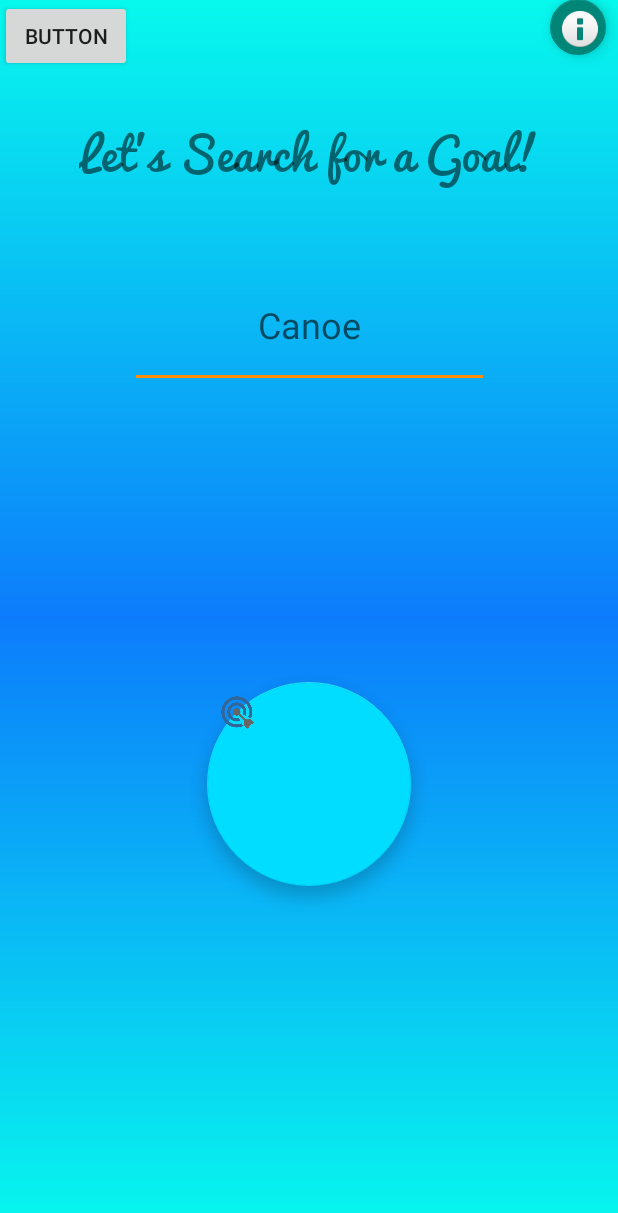
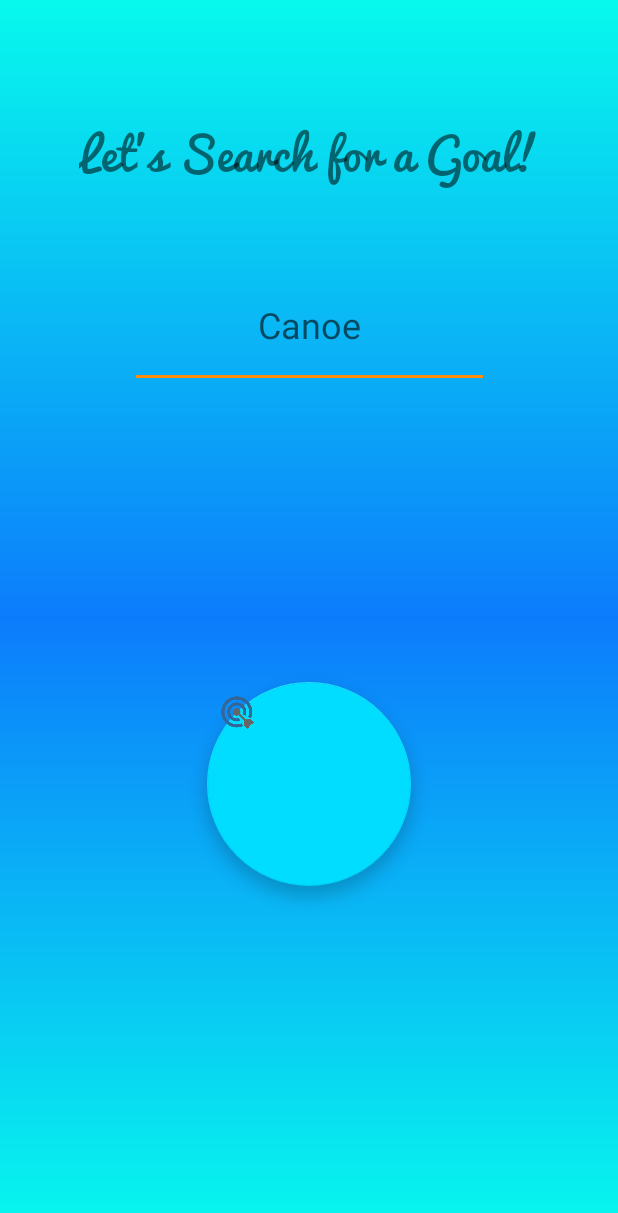
Before and after one commit to ChanceMagno/Quibit-android, an Android app: the MainActivity screen opened directly, with no data from a screen before it, on a phone screen of 412 x 824 dp. Shown: the top 1213 px of the screen. Run offline under Robolectric (Android 15) with nearby library versions, the phone set to English and light mode, and no system bars; our stand-ins replace ButterKnife, Firebase (no records; nobody signed in at launch, a user with empty details on screens opened directly).

Commit message:
fix addquibit form

```diff
--- a/app/src/main/AndroidManifest.xml
+++ b/app/src/main/AndroidManifest.xml
@@ -29,7 +29,9 @@
                 android:name="android.support.PARENT_ACTIVITY"
                 android:value="com.epicodus.quibit.ui.ItemDetailActivity" />
         </activity>
-        <activity android:name=".ui.ItemDetailActivity">
+        <activity android:name=".ui.ItemDetailActivity"
+            android:theme="@style/NoActionBarTheme">
+            >
             <meta-data
                 android:name="android.support.PARENT_ACTIVITY"
                 android:value="com.epicodus.quibit.ui.SearchGoalsActivity" />
--- a/app/src/main/java/com/epicodus/quibit/adapters/FirebaseQuibitsViewHolder.java
+++ b/app/src/main/java/com/epicodus/quibit/adapters/FirebaseQuibitsViewHolder.java
@@ -54,7 +54,7 @@ public class FirebaseQuibitsViewHolder extends RecyclerView.ViewHolder implement
         quibitItemTextView.setText(String.format("Skip %s Today!", quibit.getExchangeItem()));
         CardView mCardView = (CardView) mView.findViewById(R.id.cardView);
         TextView totalSavedTextView = (TextView) mView.findViewById(R.id.savedAmountTextView);
-        totalSavedTextView.setText(String.valueOf(quibit.getTotalQuibits()));
+        totalSavedTextView.setText(String.valueOf("$" + quibit.getTotalQuibits()));
     }
 
     @Override
--- a/app/src/main/java/com/epicodus/quibit/ui/MainActivity.java
+++ b/app/src/main/java/com/epicodus/quibit/ui/MainActivity.java
@@ -25,10 +25,7 @@ public class MainActivity extends AppCompatActivity implements View.OnClickListe
     @Bind(R.id.getStartedFloatingActionButton) FloatingActionButton mGetStartedFloatingActionButton;
     @Bind(R.id.getStartedText) TextView mGetStartedText;
     @Bind(R.id.goalSearch) EditText mGoalSearch;
-    @Bind(R.id.about) FloatingActionButton mAbout;
-    @Bind(R.id.logout)
 
-    Button mLogout;
     FirebaseAuth mAuth;
     FirebaseAuth.AuthStateListener mAuthListener;
 
@@ -57,7 +54,6 @@ public class MainActivity extends AppCompatActivity implements View.OnClickListe
 
         mGetStartedFloatingActionButton.setOnClickListener(this);
 
-        mLogout.setOnClickListener(this);
     }
 
 
@@ -78,11 +74,7 @@ public class MainActivity extends AppCompatActivity implements View.OnClickListe
                     startActivity(intent);
                 }
                 break;
-            case R.id.logout:
-                logout();
-                Intent intentNav = new Intent(MainActivity.this, HomeActivity.class);
-                startActivity(intentNav);
-                break;
+
         }
     }
 
--- a/app/src/main/res/layout/activity_main.xml
+++ b/app/src/main/res/layout/activity_main.xml
@@ -42,21 +42,6 @@
         app:layout_constraintLeft_toLeftOf="parent" />
 
     <android.support.design.widget.FloatingActionButton
-        android:id="@+id/about"
-        android:layout_width="43dp"
-        android:layout_height="37dp"
-        android:clickable="true"
-        app:fabSize="mini"
-        app:srcCompat="@android:drawable/ic_dialog_info"
-        app:layout_constraintTop_toTopOf="parent"
-        android:layout_marginTop="-1dp"
-        android:layout_marginRight="8dp"
-        app:layout_constraintRight_toRightOf="parent"
-        android:layout_marginLeft="8dp"
-        app:layout_constraintLeft_toLeftOf="parent"
-        app:layout_constraintHorizontal_bias="1.0" />
-
-    <android.support.design.widget.FloatingActionButton
         android:id="@+id/getStartedFloatingActionButton"
         android:layout_width="162dp"
         android:layout_height="136dp"
@@ -74,12 +59,4 @@
         app:layout_constraintVertical_bias="0.333"
         app:srcCompat="@drawable/quibit" />
 
-    <Button
-        android:id="@+id/logout"
-        android:layout_width="wrap_content"
-        android:layout_height="wrap_content"
-        android:text="Button"
-        tools:layout_editor_absoluteX="147dp"
-        tools:layout_editor_absoluteY="290dp" />
-
 </android.support.constraint.ConstraintLayout>
--- a/app/src/main/res/layout/activity_quibits_recyclerview.xml
+++ b/app/src/main/res/layout/activity_quibits_recyclerview.xml
@@ -39,7 +39,7 @@
             android:id="@+id/newQuibitFloatingActionButton"
             android:layout_width="75dp"
             android:layout_height="75dp"
-            android:layout_marginTop="2dp"
+            android:layout_marginTop="16dp"
             android:clickable="true"
             app:fabSize="mini"
             app:layout_constraintLeft_toLeftOf="parent"
--- a/app/src/main/res/layout/quibit_fragment.xml
+++ b/app/src/main/res/layout/quibit_fragment.xml
@@ -80,6 +80,9 @@
                 android:layout_marginTop="8dp"
                 android:elevation="1dp"
                 android:text="Total saved: "
+                android:textColor="@color/common_google_signin_btn_text_dark_focused"
+                android:textSize="18sp"
+                android:textStyle="bold"
                 app:layout_constraintBottom_toBottomOf="parent"
                 app:layout_constraintLeft_toLeftOf="parent"
                 app:layout_constraintTop_toBottomOf="@+id/quibitTextView" />
@@ -94,6 +97,8 @@
                 android:layout_marginStart="8dp"
                 android:elevation="1dp"
                 android:text="0"
+                android:textColor="@color/common_google_signin_btn_text_dark_focused"
+                android:textSize="18sp"
                 app:layout_constraintBaseline_toBaselineOf="@+id/totalSavedTextView"
                 app:layout_constraintHorizontal_bias="0.0"
                 app:layout_constraintLeft_toRightOf="@+id/totalSavedTextView"
```
Also changed, not shown: app/src/main/java/com/epicodus/quibit/ui/CreateQuibitActivity.java (+10 -7 lines).
